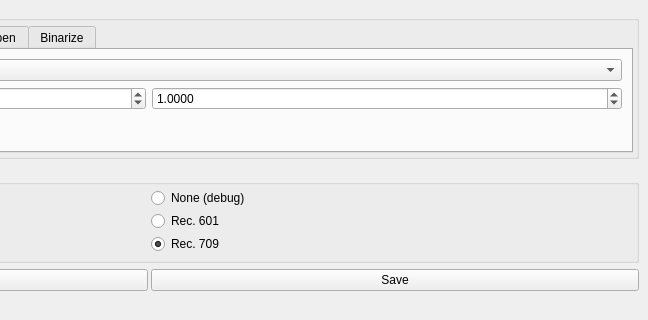
spillerrec/Overmix, file src/mainwindow.ui: the form before one commit; both pictures show x 350 to 998 and y 461 to 781 of the 998 by 781 pixel window.
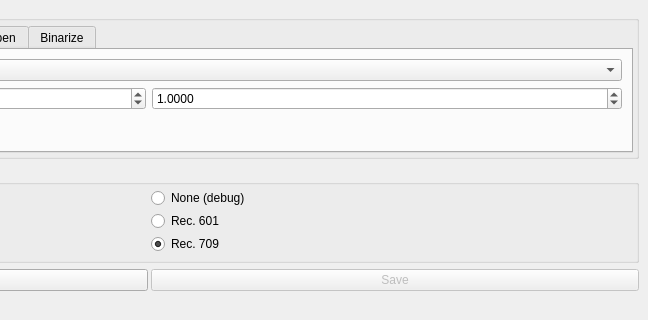
The form after the commit.

Commit message: FIX #12: Save button enabled even if no image can be saved

What changed in the file:
```diff
--- a/src/mainwindow.ui
+++ b/src/mainwindow.ui
@@ -1305,6 +1305,9 @@
         </item>
         <item>
          <widget class="QPushButton" name="btn_save">
+          <property name="enabled">
+           <bool>false</bool>
+          </property>
           <property name="text">
            <string>Save</string>
           </property>
```
The commit also changes 1 other file.
